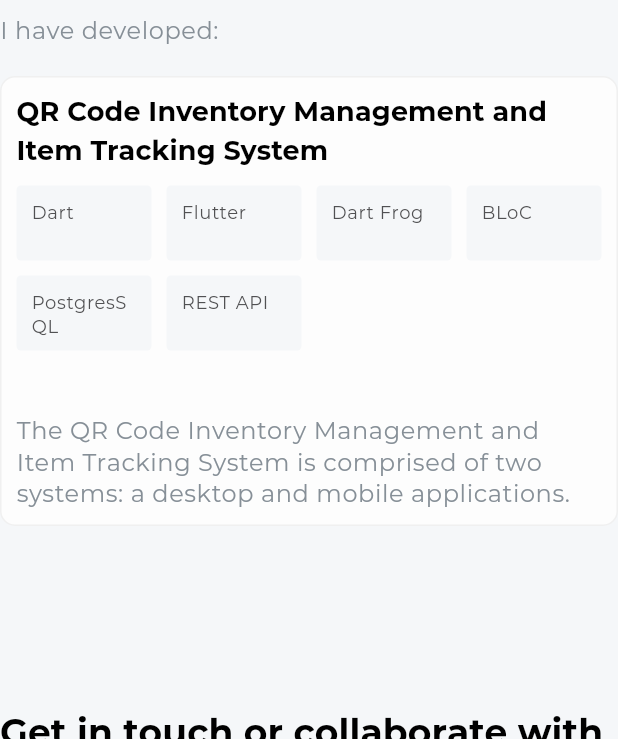
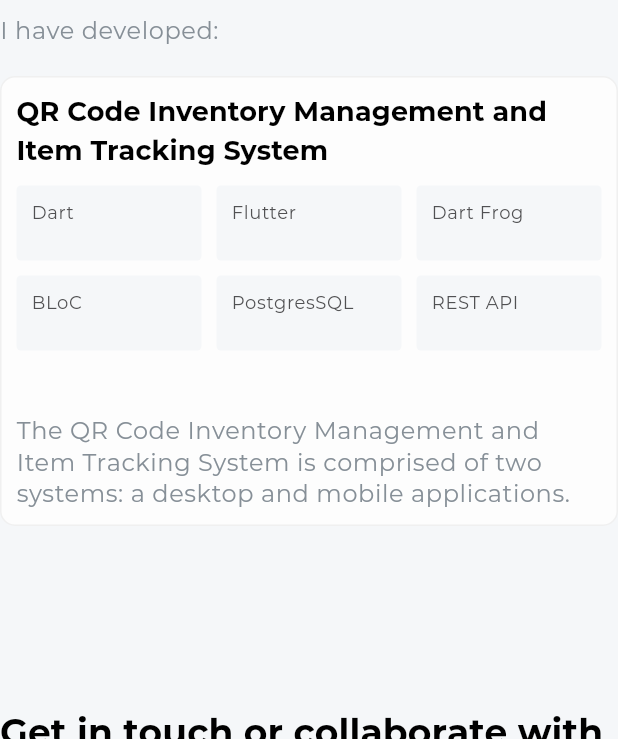
Before and after one commit to kal-i/portfolio, a Flutter app: the screen it shows after launch, scrolled down 2304 dp, on a phone screen of 412 x 824 dp, the part 497-1236 px from its top. Run offline on Flutter 3.47's test engine with Material 3 defaults, Android fonts, the phone set to English and light mode, and no system bars; our stand-ins replace flutter_svg, go_router; project files that could hold a hidden picture were left out.

Commit message:
Added assets for project

```diff
--- a/lib/core/constants/assets_path.dart
+++ b/lib/core/constants/assets_path.dart
@@ -21,6 +21,12 @@ class SvgIconPath {
 class JpgImagePath {
   static const String _jpg = '$_imagesFolder/jpg';
   static const String animatedProfile = '$_jpg/animated_profile.jpg';
+  static const String mobileHome = '$_jpg/mobile_home.jpg';
+}
+
+class PngImagePath {
+  static const String _png = '$_imagesFolder/png';
+  static const String desktopDashboard = '$_png/desktop_dashboard.png';
 }
 
 class SvgImagePath {
--- a/lib/features/projects/presentation/components/project_container.dart
+++ b/lib/features/projects/presentation/components/project_container.dart
@@ -34,7 +34,7 @@ class ProjectContainer extends StatelessWidget {
             child: GridView.builder(
               physics: const NeverScrollableScrollPhysics(),
               gridDelegate: const SliverGridDelegateWithMaxCrossAxisExtent(
-                maxCrossAxisExtent: 100.0,
+                maxCrossAxisExtent: 150.0,
                 mainAxisExtent: 50.0,
                 mainAxisSpacing: 10.0,
                 crossAxisSpacing: 10.0,
```
Also changed, not shown: assets/images/jpg/mobile_home.jpg (added), assets/images/png/desktop_dashboard.png (added).
